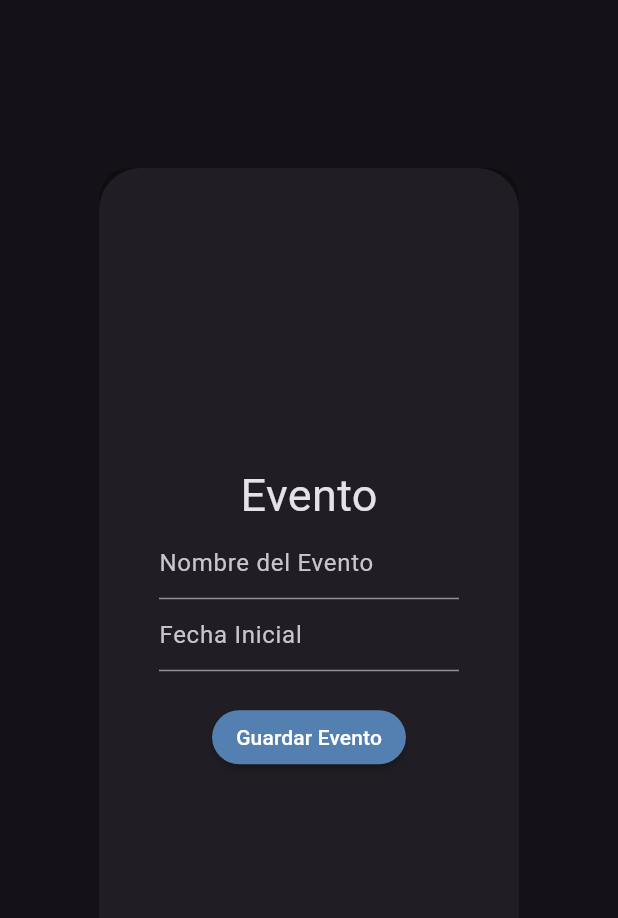
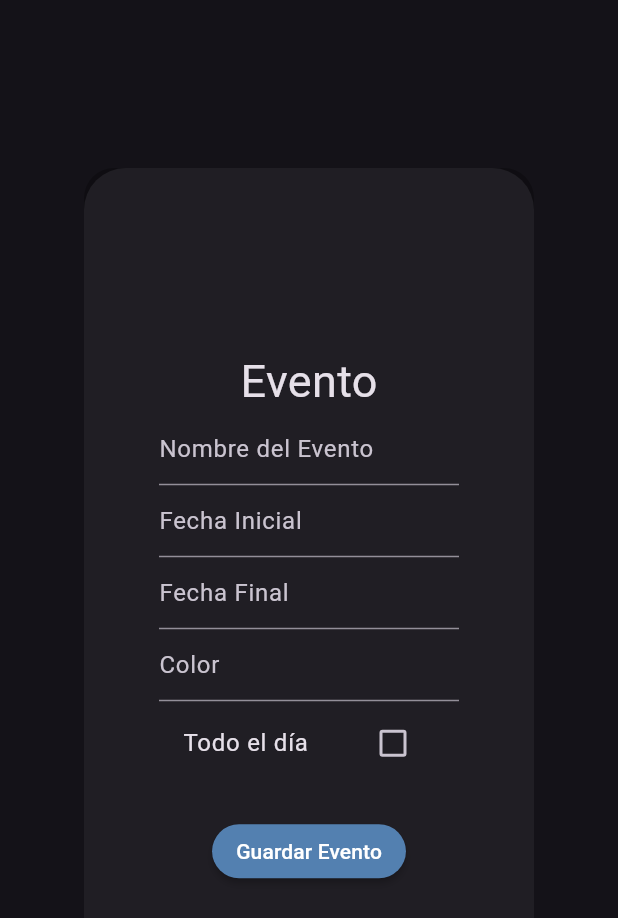
Before and after one commit to Madris1402/Programacion_Movil_2025-II, a Flutter app: what _guardarEvento() shows on an empty page, opened directly, on a phone screen of 412 x 824 dp. Shown: the top 918 px of the screen. Run offline on Flutter 3.47's test engine with Material 3 defaults, Android fonts, the phone set to English and light mode, and no system bars; our stand-ins replace cloud_firestore, firebase_core, flutter_colorpicker, geolocator, shared_preferences, syncfusion_flutter_calendar; accounts and stored records are empty; generated files the repository leaves out were written again; network calls fail.

Commit message:
Agendar Eventos del Calendario Funcional (No escribe en base)

```diff
--- a/progmovil/lib/Pantallas/calendario.dart
+++ b/progmovil/lib/Pantallas/calendario.dart
@@ -1,6 +1,8 @@
+import 'package:progmovil/main.dart';
 import 'package:cloud_firestore/cloud_firestore.dart';
 import 'package:progmovil/colors.dart';
 import 'package:syncfusion_flutter_calendar/calendar.dart';
+import 'package:flutter_colorpicker/flutter_colorpicker.dart';
 
 class Calendario extends StatefulWidget {
   const Calendario({super.key, required this.title});
@@ -44,6 +46,7 @@ class _CalendarioState extends State<Calendario>{
     }
 
   }
+
 
   @override
   void initState(){
@@ -108,29 +111,115 @@ class _CalendarioState extends State<Calendario>{
   }
 }
 
-class _guardarEvento extends StatelessWidget{
+
+
+class _guardarEvento extends StatefulWidget { // Change to StatefulWidget
+  const _guardarEvento({super.key}); // Constructor is now const
+
+  @override
+  State<_guardarEvento> createState() => _guardarEventoState();
+}
+
+class _guardarEventoState extends State<_guardarEvento> {  // Create a State class
+  DateTime? _fechaSeleccionada;
+  DateTime? _fechaInicial;
+  DateTime? _fechaFinal;
+  bool todoDia = false;
+
+  TimeOfDay? _horaSeleccionada;
+  TimeOfDay? _horaInicial;
+  Color _colorSeleccionado = Colors.blueAccent;
+  String _hexColor = "";
+
   final TextEditingController _textEditingController = TextEditingController();
-  _guardarEvento({super.key});
+
+  @override
+  void dispose() {
+    _textEditingController.dispose();
+    super.dispose();
+  }
 
   void _agendarEvento(String nombreEvento) {
-    print("Nombre del Evento: $nombreEvento");
-    _textEditingController.text = "";
+    print("Nombre del Evento: $nombreEvento \n "
+        "Fecha Inicial: $_fechaInicial \n "
+        "Fecha Final: $_fechaFinal \n"
+        "Color: $_hexColor \n"
+        "Todo el día: $todoDia");
+
+    _textEditingController.clear();
+    Navigator.of(context).pop();
   }
 
-  void _guardarFecha(BuildContext context) async{
-    DateTime? _fechaSeleccionada = await showDatePicker(
+  void _guardarFecha(BuildContext context, bool inicial) async {
+    DateTime? fecha = await showDatePicker(
       cancelText: "Cancelar",
       confirmText: "Aceptar",
       helpText: "Selecciona una fecha",
       context: context,
-      initialDate: DateTime.now(),
+      initialDate: _fechaInicial ?? DateTime.now(),
       firstDate: DateTime(2000),
-      lastDate: DateTime(2100)
+      lastDate: DateTime(2100),
     );
 
-    if(_fechaSeleccionada != null){
-      print("Fecha Seleccionada: ${_fechaSeleccionada.toLocal()}");
+    TimeOfDay? hora = await showTimePicker(
+      cancelText: "Cancelar",
+      confirmText: "Aceptar",
+      helpText: "Selecciona una hora",
+      context: context,
+      initialTime: _horaInicial ?? TimeOfDay.now(),
+    );
+
+    if (fecha != null && hora != null) { // Only update if both date and time are picked
+      setState(() {
+        _fechaSeleccionada = fecha;
+        _horaSeleccionada = hora;
+        if (inicial) {
+          _fechaInicial = _fechaSeleccionada!.add(Duration(hours: _horaSeleccionada!.hour, minutes: _horaSeleccionada!.minute));
+        } else {
+          _fechaFinal = _fechaSeleccionada!.add(Duration(hours: _horaSeleccionada!.hour, minutes: _horaSeleccionada!.minute));
         }
+      });
+    }
+  }
+
+  void _seleccionarColor(BuildContext context) async {
+    Color tempColor = _colorSeleccionado;
+
+    await showDialog(
+      context: context,
+      builder: (BuildContext context) {
+        return AlertDialog(
+          title: const Text('Selecciona un color'),
+          content: SingleChildScrollView(
+            scrollDirection: Axis.vertical,
+            child: MaterialPicker(
+              pickerColor: tempColor,
+              onColorChanged: (Color color) {
+                tempColor = color;
+              },
+            ),
+          ),
+          actions: [
+            TextButton(
+              child: const Text('Cancelar'),
+              onPressed: () {
+                Navigator.of(context).pop();
+              },
+            ),
+            ElevatedButton(
+              child: const Text('Aceptar'),
+              onPressed: () {
+                setState(() {
+                  _colorSeleccionado = tempColor;
+                  _hexColor = _colorSeleccionado.toHexString();
+                });
+                Navigator.of(context).pop();
+              },
+            ),
+          ],
+        );
+      },
+    );
   }
 
   @override
@@ -142,10 +231,13 @@ class _guardarEvento extends StatelessWidget{
           borderRadius: BorderRadius.circular(20),
         ),
         height: 600,
+        width: 300,
         child: Column(
           mainAxisAlignment: MainAxisAlignment.center,
           children: [
-              Text("Evento", style: TextStyle(fontSize: 30),
+            const Text(
+              "Evento",
+              style: TextStyle(fontSize: 30),
             ),
             SizedBox(
               width: 200,
@@ -160,13 +252,14 @@ class _guardarEvento extends StatelessWidget{
                       width: 2.0,
                     ),
                   ),
-                  )
+                ),
               ),
             ),
             SizedBox(
               width: 200,
               child: TextField(
                 readOnly: true,
+                controller: TextEditingController(text: _fechaInicial?.toString() ?? ""),
                 decoration: InputDecoration(
                   hintText: 'Fecha Inicial',
                   focusedBorder: UnderlineInputBorder(
@@ -176,25 +269,73 @@ class _guardarEvento extends StatelessWidget{
                     ),
                   ),
                 ),
-                  onTap: (){
-                    _guardarFecha(context);
+                onTap: () {
+                  _guardarFecha(context, true);
                 },
               ),
             ),
             SizedBox(
-                height: 20,
+              width: 200,
+              child: TextField(
+                readOnly: true,
+                controller: TextEditingController(text: _fechaFinal?.toString() ?? ""),
+                decoration: InputDecoration(
+                  hintText: 'Fecha Final',
+                  focusedBorder: UnderlineInputBorder(
+                    borderSide: BorderSide(
+                      color: accent,
+                      width: 2.0,
                     ),
+                  ),
+                ),
+                onTap: () {
+                  _guardarFecha(context, false);
+                },
+              ),
+            ),
+            SizedBox(
+              width: 200,
+              child: TextField(
+                readOnly: true,
+                controller: TextEditingController(text: _hexColor),
+                decoration: InputDecoration(
+                  hintText: 'Color',
+                  focusedBorder: UnderlineInputBorder(
+                    borderSide: BorderSide(
+                      color: accent,
+                      width: 2.0,
+                    ),
+                  ),
+                ),
+                onTap: () {
+                  _seleccionarColor(context);
+                },
+              ),
+            ),
+            SizedBox(
+              width: 200,
+              child: CheckboxListTile(
+                title: const Text("Todo el día"),
+                value: todoDia,
+                onChanged: (bool? value) {
+                  setState(() {
+                    todoDia = value!;
+                  });
+                }
+              ),
+            ),
+            const SizedBox(height: 20),
             MaterialButton(
-                shape: StadiumBorder(),
+              shape: const StadiumBorder(),
               color: accent,
-                onPressed: (){
+              onPressed: () {
                 _agendarEvento(_textEditingController.text);
               },
-                child: Text("Guardar Evento"),
+              child: const Text("Guardar Evento"),
             ),
-            ]
-          )
-        )
+          ],
+        ),
+      ),
     );
   }
 }
--- a/progmovil/lib/widgets/tarjetas.dart
+++ b/progmovil/lib/widgets/tarjetas.dart
@@ -1,5 +1,3 @@
-
-import 'package:flutter/cupertino.dart';
 import 'package:flutter/material.dart';
 
 class Tarjetas extends StatefulWidget{
```
Lines whose indentation alone changed are shown as unchanged.
